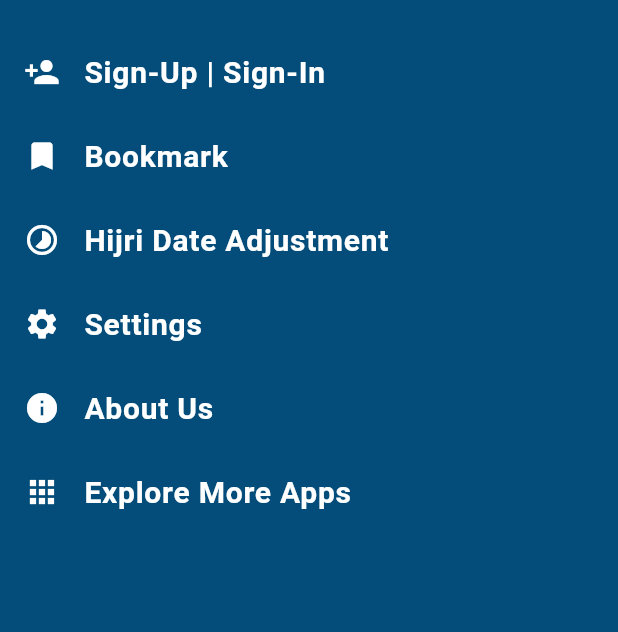
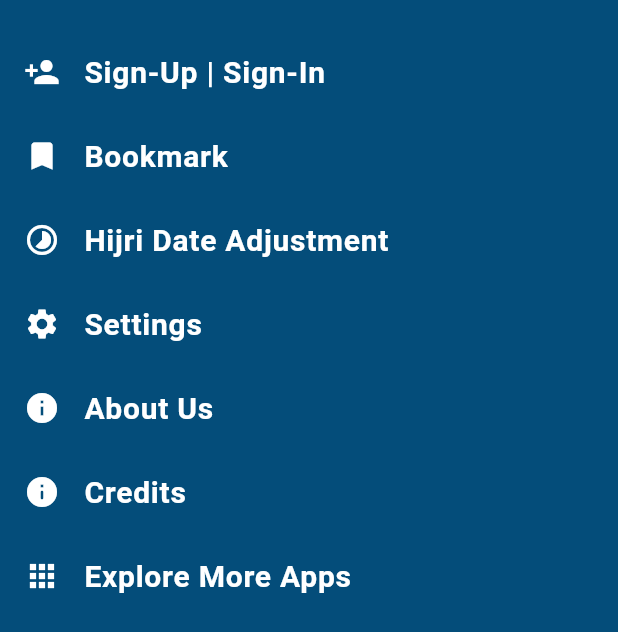
Before and after one commit to abhishekib/allwork_learning, a Flutter app: the CustomDrawer widget shown alone on an empty page, opened directly, on a phone screen of 412 x 824 dp. Shown: the top 632 px of the screen. Run offline on Flutter 3.47's test engine with Material 3 defaults, Android fonts, the phone set to English and light mode, and no system bars; our stand-ins replace audioplayers, connectivity_plus, dio, flutter_expandable_fab, flutter_html, geolocator and 8 more; missing offline and left inert: bottom_picker, get_ip_address, keep_screen_on, linkable; accounts and stored records are empty; generated files the repository leaves out were written again; network calls fail.

Commit message:
added the credits option to the drawer

```diff
--- a/lib/widgets/custom_drawer.dart
+++ b/lib/widgets/custom_drawer.dart
@@ -238,6 +238,19 @@ class CustomDrawer extends StatelessWidget {
                   ),
                   ListTile(
                     leading: const Icon(
+                      Icons.info_rounded,
+                      color: Colors.white,
+                    ),
+                    title: const Text(
+                      'Credits',
+                      style: AppTextStyles.whiteBoldText,
+                    ),
+                    onTap: () {
+                      Get.to(() => CreditsView());
+                    },
+                  ),
+                  ListTile(
+                    leading: const Icon(
                       Icons.apps,
                       color: Colors.white,
                     ),
```
